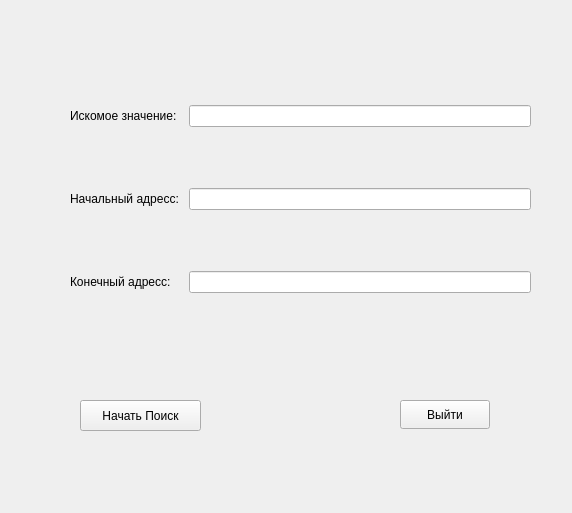
Old version of the form findwidget.ui in the repository Kioma-dt/ArtEngine.
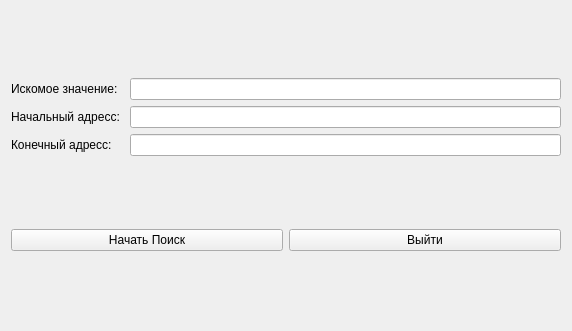
New version of the form.

```diff
--- a/findwidget.ui
+++ b/findwidget.ui
@@ -7,47 +7,14 @@
     <x>0</x>
     <y>0</y>
     <width>572</width>
-    <height>513</height>
+    <height>331</height>
    </rect>
   </property>
   <property name="windowTitle">
    <string>Form</string>
   </property>
-  <widget class="QPushButton" name="buttonExit">
-   <property name="geometry">
-    <rect>
-     <x>400</x>
-     <y>400</y>
-     <width>90</width>
-     <height>29</height>
-    </rect>
-   </property>
-   <property name="text">
-    <string>Выйти</string>
-   </property>
-  </widget>
-  <widget class="QPushButton" name="buttonStart">
-   <property name="geometry">
-    <rect>
-     <x>80</x>
-     <y>400</y>
-     <width>121</width>
-     <height>31</height>
-    </rect>
-   </property>
-   <property name="text">
-    <string>Начать Поиск</string>
-   </property>
-  </widget>
-  <widget class="QWidget" name="layoutWidget">
-   <property name="geometry">
-    <rect>
-     <x>70</x>
-     <y>50</y>
-     <width>461</width>
-     <height>301</height>
-    </rect>
-   </property>
+  <layout class="QVBoxLayout" name="verticalLayout">
+   <item>
    <layout class="QGridLayout" name="gridLayout">
     <item row="0" column="0" colspan="2">
      <widget class="QLabel" name="labelTextValue">
@@ -80,7 +47,26 @@
      <widget class="QLineEdit" name="lineEndAddress"/>
     </item>
    </layout>
-  </widget>
+   </item>
+   <item>
+    <layout class="QHBoxLayout" name="horizontalLayout">
+     <item>
+      <widget class="QPushButton" name="buttonStart">
+       <property name="text">
+        <string>Начать Поиск</string>
+       </property>
+      </widget>
+     </item>
+     <item>
+      <widget class="QPushButton" name="buttonExit">
+       <property name="text">
+        <string>Выйти</string>
+       </property>
+      </widget>
+     </item>
+    </layout>
+   </item>
+  </layout>
  </widget>
  <resources/>
  <connections/>
```
Lines whose indentation alone changed are shown as unchanged.
